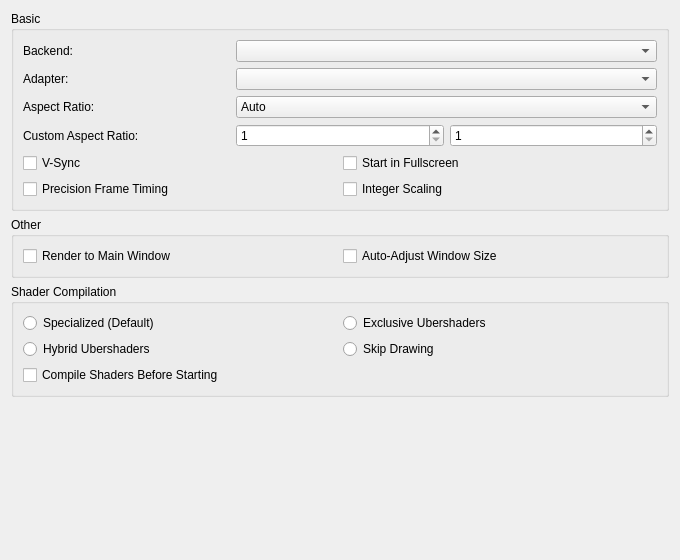
This is Source/Core/DolphinQt/Config/Graphics/GeneralWidget.ui in ilyalissoboi/dolphin as Qt 5 draws it before an edit. The edited form follows.
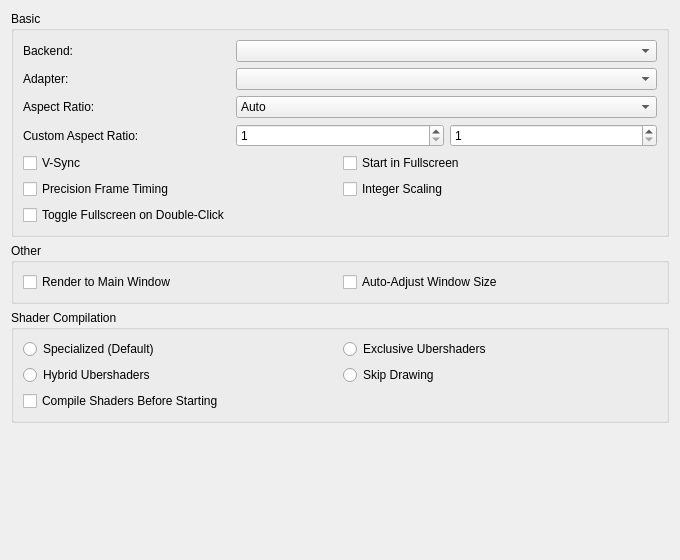
This is the edited form.

Commit message:
Add double-click fullscreen and multi-disc library grouping (#28)
* Add double-click fullscreen and multi-disc library grouping

* Keep grouped disc selection controller-navigable in Big Picture

The edit to the form file:
```diff
--- a/Source/Core/DolphinQt/Config/Graphics/GeneralWidget.ui
+++ b/Source/Core/DolphinQt/Config/Graphics/GeneralWidget.ui
@@ -147,6 +147,13 @@
           </property>
          </widget>
         </item>
+        <item row="2" column="0" colspan="2">
+         <widget class="QCheckBox" name="fullscreenOnDoubleClickCheckBox">
+          <property name="text">
+           <string>Toggle Fullscreen on Double-Click</string>
+          </property>
+         </widget>
+        </item>
        </layout>
       </item>
      </layout>
```
Left out of the diff: 1 changed line with no effect on the pictures. The commit also changes 29 other files.
